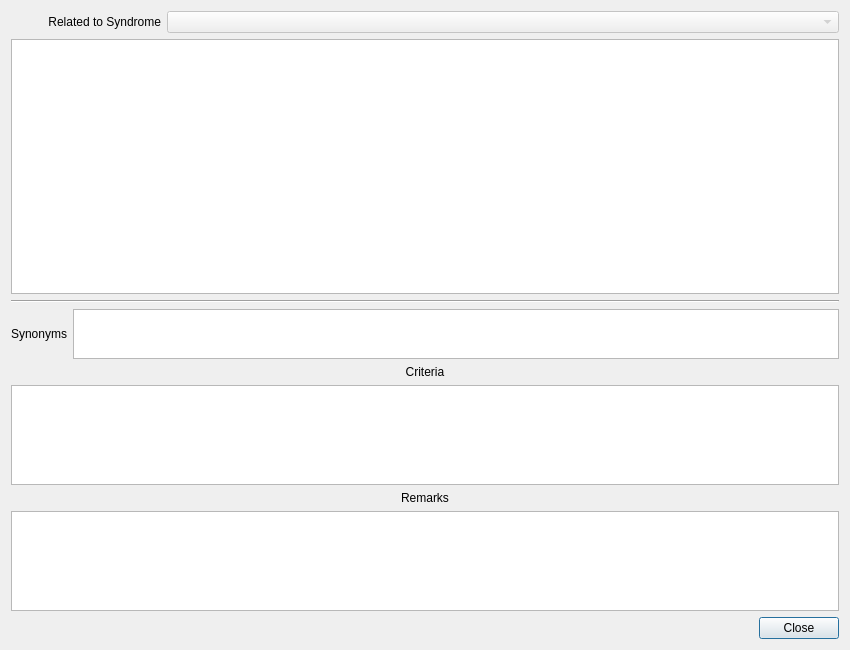
Before: the Qt Designer form forms/PhenotypesDialog.ui in frontiersi/FaceTools, drawn with Qt 5.
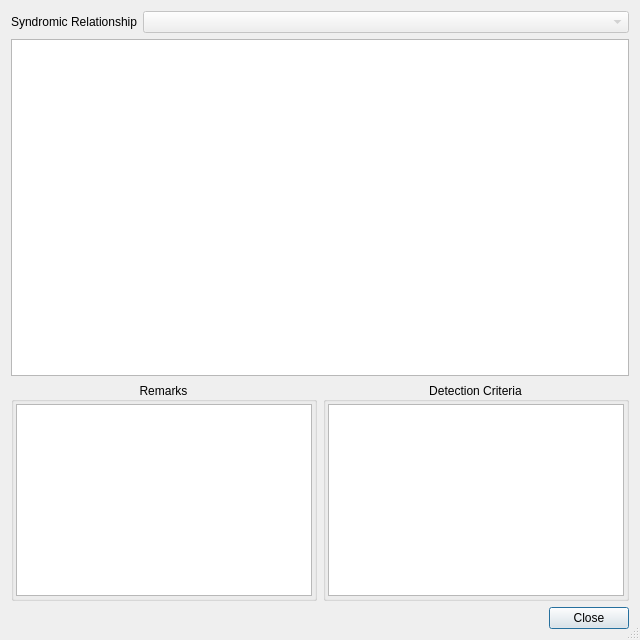
After: the same form once the commit is applied.

```diff
--- a/forms/PhenotypesDialog.ui
+++ b/forms/PhenotypesDialog.ui
@@ -9,32 +9,29 @@
    <rect>
     <x>0</x>
     <y>0</y>
-    <width>850</width>
-    <height>650</height>
+    <width>640</width>
+    <height>640</height>
    </rect>
   </property>
+  <property name="minimumSize">
+   <size>
+    <width>640</width>
+    <height>640</height>
+   </size>
+  </property>
   <property name="windowTitle">
    <string>Dialog</string>
   </property>
-  <layout class="QVBoxLayout" name="verticalLayout_3">
+  <property name="sizeGripEnabled">
+   <bool>true</bool>
+  </property>
+  <layout class="QVBoxLayout" name="verticalLayout_3" stretch="0,1,0,0">
    <item>
-    <layout class="QHBoxLayout" name="horizontalLayout">
+    <layout class="QHBoxLayout" name="horizontalLayout" stretch="0,1">
      <item>
       <widget class="QLabel" name="label_2">
-       <property name="minimumSize">
-        <size>
-         <width>150</width>
-         <height>0</height>
-        </size>
-       </property>
-       <property name="maximumSize">
-        <size>
-         <width>150</width>
-         <height>16777215</height>
-        </size>
-       </property>
        <property name="text">
-        <string>Related to Syndrome</string>
+        <string>Syndromic Relationship</string>
        </property>
        <property name="alignment">
         <set>Qt::AlignRight|Qt::AlignTrailing|Qt::AlignVCenter</set>
@@ -46,12 +43,6 @@
        <property name="enabled">
         <bool>false</bool>
        </property>
-       <property name="minimumSize">
-        <size>
-         <width>400</width>
-         <height>0</height>
-        </size>
-       </property>
        <property name="maximumSize">
         <size>
          <width>16777215</width>
@@ -63,126 +54,76 @@
     </layout>
    </item>
    <item>
-    <widget class="QTableWidget" name="table">
-     <property name="sizePolicy">
-      <sizepolicy hsizetype="MinimumExpanding" vsizetype="Expanding">
-       <horstretch>0</horstretch>
-       <verstretch>30</verstretch>
-      </sizepolicy>
-     </property>
-    </widget>
-   </item>
-   <item>
-    <widget class="Line" name="line">
-     <property name="orientation">
-      <enum>Qt::Horizontal</enum>
-     </property>
-    </widget>
+    <widget class="QTableWidget" name="table"/>
    </item>
    <item>
     <layout class="QHBoxLayout" name="horizontalLayout_2">
      <item>
-      <widget class="QLabel" name="label_4">
-       <property name="maximumSize">
-        <size>
-         <width>16777215</width>
-         <height>27</height>
-        </size>
-       </property>
-       <property name="text">
-        <string>Synonyms</string>
-       </property>
-       <property name="alignment">
-        <set>Qt::AlignCenter</set>
-       </property>
-      </widget>
-     </item>
-     <item>
-      <widget class="QPlainTextEdit" name="synonymsTextEdit">
-       <property name="maximumSize">
-        <size>
-         <width>16777215</width>
-         <height>50</height>
-        </size>
-       </property>
-       <property name="readOnly">
-        <bool>true</bool>
-       </property>
-      </widget>
-     </item>
-    </layout>
-   </item>
-   <item>
-    <layout class="QVBoxLayout" name="verticalLayout">
-     <item>
-      <widget class="QLabel" name="label_3">
-       <property name="maximumSize">
-        <size>
-         <width>16777215</width>
-         <height>27</height>
-        </size>
-       </property>
-       <property name="text">
-        <string>Criteria</string>
-       </property>
-       <property name="alignment">
-        <set>Qt::AlignCenter</set>
-       </property>
-      </widget>
-     </item>
-     <item>
-      <widget class="QPlainTextEdit" name="criteriaTextEdit">
-       <property name="maximumSize">
-        <size>
-         <width>16777215</width>
-         <height>100</height>
-        </size>
-       </property>
-       <property name="readOnly">
-        <bool>true</bool>
-       </property>
-      </widget>
-     </item>
-    </layout>
-   </item>
-   <item>
-    <layout class="QVBoxLayout" name="verticalLayout_2">
-     <item>
-      <widget class="QLabel" name="label">
-       <property name="maximumSize">
-        <size>
-         <width>16777215</width>
-         <height>27</height>
-        </size>
-       </property>
-       <property name="text">
+      <widget class="QGroupBox" name="remarksGroupBox">
+       <property name="title">
         <string>Remarks</string>
        </property>
        <property name="alignment">
         <set>Qt::AlignCenter</set>
        </property>
+       <layout class="QVBoxLayout" name="verticalLayout">
+        <property name="leftMargin">
+         <number>2</number>
+        </property>
+        <property name="topMargin">
+         <number>2</number>
+        </property>
+        <property name="rightMargin">
+         <number>2</number>
+        </property>
+        <property name="bottomMargin">
+         <number>2</number>
+        </property>
+        <item>
+         <widget class="QPlainTextEdit" name="remarksTextEdit">
+          <property name="enabled">
+           <bool>true</bool>
+          </property>
+          <property name="readOnly">
+           <bool>true</bool>
+          </property>
+         </widget>
+        </item>
+       </layout>
       </widget>
      </item>
      <item>
-      <widget class="QPlainTextEdit" name="remarksTextEdit">
-       <property name="enabled">
-        <bool>true</bool>
+      <widget class="QGroupBox" name="detectionGroupBox">
+       <property name="title">
+        <string>Detection Criteria</string>
        </property>
-       <property name="sizePolicy">
-        <sizepolicy hsizetype="Expanding" vsizetype="Maximum">
-         <horstretch>0</horstretch>
-         <verstretch>0</verstretch>
-        </sizepolicy>
+       <property name="alignment">
+        <set>Qt::AlignCenter</set>
        </property>
-       <property name="maximumSize">
-        <size>
-         <width>16777215</width>
-         <height>100</height>
-        </size>
-       </property>
-       <property name="readOnly">
-        <bool>true</bool>
-       </property>
+       <layout class="QVBoxLayout" name="verticalLayout_2">
+        <property name="spacing">
+         <number>6</number>
+        </property>
+        <property name="leftMargin">
+         <number>2</number>
+        </property>
+        <property name="topMargin">
+         <number>2</number>
+        </property>
+        <property name="rightMargin">
+         <number>2</number>
+        </property>
+        <property name="bottomMargin">
+         <number>2</number>
+        </property>
+        <item>
+         <widget class="QPlainTextEdit" name="criteriaTextEdit">
+          <property name="readOnly">
+           <bool>true</bool>
+          </property>
+         </widget>
+        </item>
+       </layout>
       </widget>
      </item>
     </layout>
```
